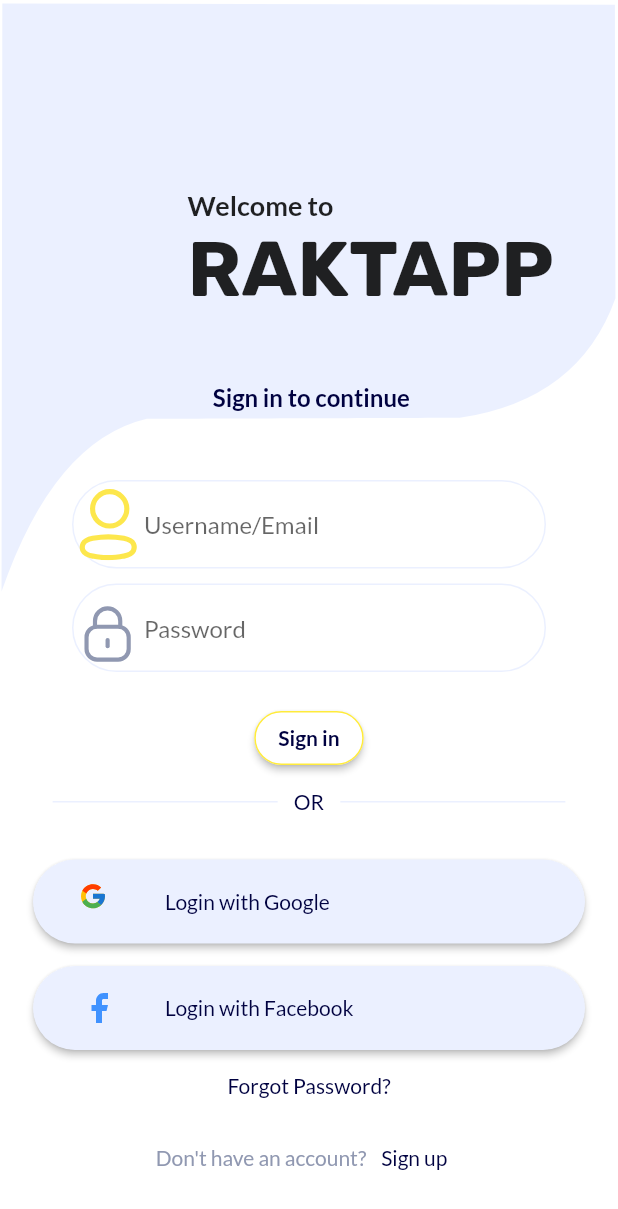
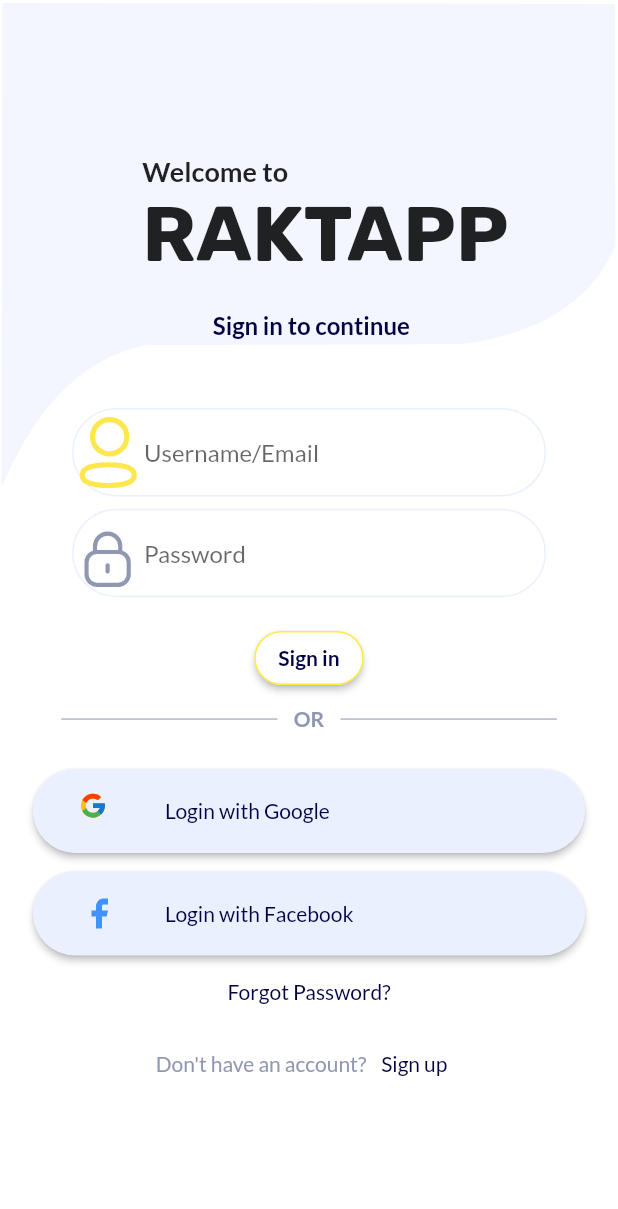
Before and after one commit to presh-devs/untitled, a Flutter app: the screen it shows after launch, on a phone screen of 412 x 824 dp. Shown: the top 1209 px of the screen. Run offline on Flutter 3.47's test engine with Material 2 defaults, Android fonts, the phone set to English and light mode, and no system bars; our stand-ins replace flutter_svg, google_fonts.

Commit message:
ui updates

```diff
--- a/lib/login_page.dart
+++ b/lib/login_page.dart
@@ -15,6 +15,7 @@ class LoginPage extends StatefulWidget {
 class _LoginPageState extends State<LoginPage> {
   final emailController = TextEditingController();
   final passwordController = TextEditingController();
+
   Future<void> login() async {
     if (emailController.text.isNotEmpty && passwordController.text.isNotEmpty) {
       var response = await ApiService().login(
@@ -50,6 +51,8 @@ class _LoginPageState extends State<LoginPage> {
 
   @override
   Widget build(BuildContext context) {
+    final width = MediaQuery.of(context).size.width;
+    final height = MediaQuery.of(context).size.height;
     return Scaffold(
       backgroundColor: Colors.white,
       body: SingleChildScrollView(
@@ -61,8 +64,8 @@ class _LoginPageState extends State<LoginPage> {
               ClipPath(
                 clipper: CustomClipPath(),
                 child: Container(
-                  color: Color(0xffEBF0FF),
-                  height: 400,
+                  color: Color(0x99EBF0FF),
+                  height: height * 0.4,
                   width: double.infinity,
                   child: Column(
                     mainAxisAlignment: MainAxisAlignment.center,
@@ -70,7 +73,7 @@ class _LoginPageState extends State<LoginPage> {
                     children: [
                       Row(
                         children: [
-                          SizedBox(width: 125),
+                          SizedBox(width: width * 0.23),
                           const Text(
                             'Welcome to',
                             style: TextStyle(
@@ -83,7 +86,7 @@ class _LoginPageState extends State<LoginPage> {
                       ),
                       Row(
                         children: [
-                          SizedBox(width: 125),
+                          SizedBox(width: width * 0.23),
                           Text(
                             'RAKTAPP',
                             style: GoogleFonts.rubik(
@@ -93,11 +96,11 @@ class _LoginPageState extends State<LoginPage> {
                           ),
                         ],
                       ),
-                      const SizedBox(
-                        height: 45,
+                      SizedBox(
+                        height: height * 0.025,
                       ),
                       Center(
-                        child: const Text(
+                        child: Text(
                           ' Sign in to continue',
                           style: TextStyle(
                             fontSize: 16,
@@ -111,8 +114,8 @@ class _LoginPageState extends State<LoginPage> {
                 ),
               ),
               Padding(
-                padding: const EdgeInsets.only(
-                    left: 22.0, right: 22, top: 320, bottom: 22),
+                padding: EdgeInsets.only(
+                    left: 22.0, right: 22, top: height * 0.33, bottom: 22),
                 child: Column(
                     mainAxisAlignment: MainAxisAlignment.end,
                     mainAxisSize: MainAxisSize.min,
@@ -129,8 +132,8 @@ class _LoginPageState extends State<LoginPage> {
                           ),
                         ),
                       ),
-                      const SizedBox(
-                        height: 10,
+                      SizedBox(
+                        height: height * 0.01,
                       ),
                       Padding(
                         padding: const EdgeInsets.symmetric(horizontal: 26),
@@ -144,8 +147,8 @@ class _LoginPageState extends State<LoginPage> {
                           ),
                         ),
                       ),
-                      const SizedBox(
-                        height: 20,
+                      SizedBox(
+                        height: height * 0.02,
                       ),
                       ElevatedButton(
                         onPressed: login,
@@ -164,41 +167,41 @@ class _LoginPageState extends State<LoginPage> {
                               fontWeight: FontWeight.w700),
                         ),
                       ),
-                      const SizedBox(
-                        height: 10,
+                      SizedBox(
+                        height: height * 0.01,
                       ),
                       Row(
                         mainAxisAlignment: MainAxisAlignment.center,
                         children: [
                           Container(
                             height: 1,
-                            width: 150,
-                            color: kAccentColor,
+                            width: width * 0.35,
+                            color: Color(0xb39098B1),
                           ),
                           const Text(
                             '    OR    ',
                             style: TextStyle(
                               fontSize: 14,
-                              fontWeight: FontWeight.w400,
-                              color: kPrimaryColor,
+                              fontWeight: FontWeight.w700,
+                              color: Color(0xff9098B1),
                             ),
                           ),
                           Container(
                             height: 1,
-                            width: 150,
-                            color: kAccentColor,
+                            width: width * 0.35,
+                            color: Color(0xb39098B1),
                           ),
                         ],
                       ),
-                      const SizedBox(
-                        height: 30,
+                      SizedBox(
+                        height: height * 0.03,
                       ),
                       buildSocialLoginButton(
                         icon: 'assets/images/Group.svg',
                         title: 'Login with Google',
                       ),
-                      const SizedBox(
-                        height: 15,
+                      SizedBox(
+                        height: height * 0.015,
                       ),
                       buildSocialLoginButton(
                         icon: 'assets/images/Frame.svg',
@@ -314,15 +317,22 @@ class CustomClipPath extends CustomClipper<Path> {
     double h = size.height;
 
     Path path0 = Path();
-    path0.moveTo(size.width*0.0037500,size.height*0.0060000);
-    path0.lineTo(size.width*0.0025000,size.height*0.9860000);
-    path0.quadraticBezierTo(size.width*0.0871750,size.height*0.7344800,size.width*0.2375000,size.height*0.6980000);
-    path0.cubicTo(size.width*0.3640969,size.height*0.6975550,size.width*0.6172906,size.height*0.6966650,size.width*0.7438875,size.height*0.6962200);
-    path0.quadraticBezierTo(size.width*0.9373000,size.height*0.6663600,size.width*0.9958375,size.height*0.4968800);
-    path0.lineTo(size.width*0.9950000,size.height*0.0080000);
-    path0.lineTo(size.width*0.0037500,size.height*0.0060000);
+    path0.moveTo(size.width * 0.0037500, size.height * 0.0060000);
+    path0.lineTo(size.width * 0.0025000, size.height * 0.9860000);
+    path0.quadraticBezierTo(size.width * 0.0871750, size.height * 0.7344800,
+        size.width * 0.2375000, size.height * 0.6980000);
+    path0.cubicTo(
+        size.width * 0.3640969,
+        size.height * 0.6975550,
+        size.width * 0.6172906,
+        size.height * 0.6966650,
+        size.width * 0.7438875,
+        size.height * 0.6962200);
+    path0.quadraticBezierTo(size.width * 0.9373000, size.height * 0.6663600,
+        size.width * 0.9958375, size.height * 0.4968800);
+    path0.lineTo(size.width * 0.9950000, size.height * 0.0080000);
+    path0.lineTo(size.width * 0.0037500, size.height * 0.0060000);
     path0.close();
-
 
     return path0;
   }
@@ -350,3 +360,5 @@ class CustomClipPath extends CustomClipper<Path> {
 // path0.lineTo(size.width * 0.9962500, size.height * 0.0060000);
 // path0.lineTo(size.width * 0.0012500, size.height * 0.0080000);
 // path0.close();
+// width = MediaQuery.of(context).size.width;
+// height = MediaQuery.of(context).size.height;
```
Also changed, not shown: lib/edit_profile_page.dart (+29 -24 lines).
